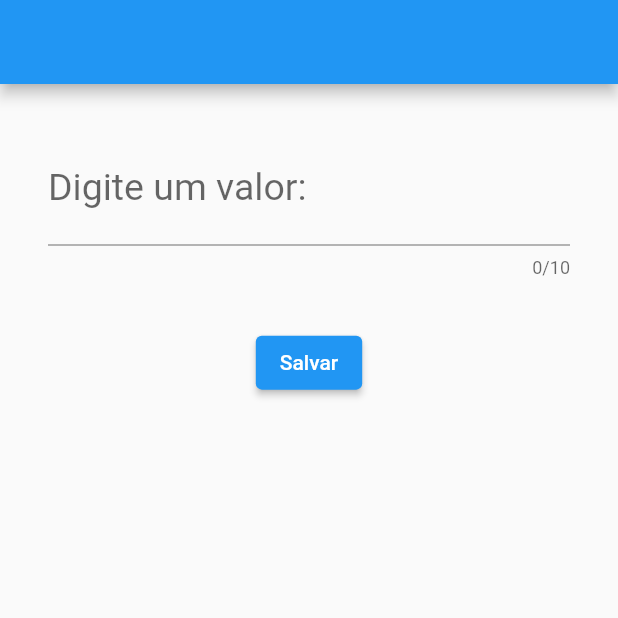
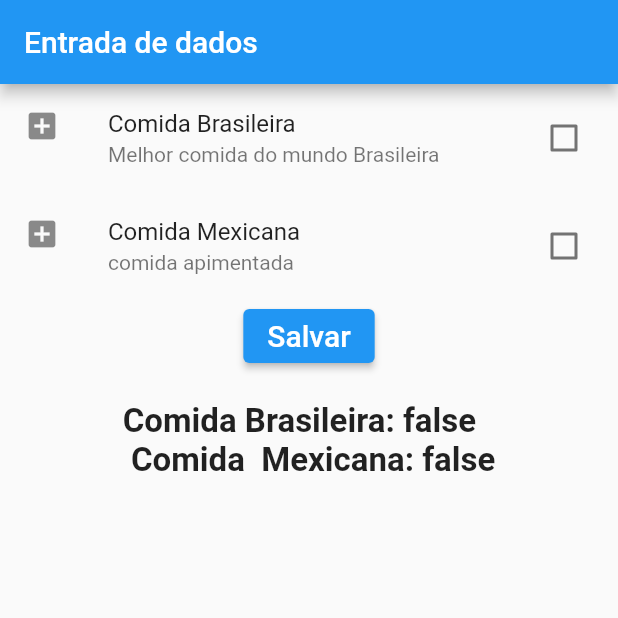
Before and after one commit to Rodrigodante11/Flutters_course, a Flutter app: the screen it shows after launch, on a phone screen of 412 x 824 dp, the top half of it. Run offline on Flutter 3.47's test engine with Material 2 defaults, Android fonts, the phone set to English and light mode, and no system bars.

Commit message:
checkox field

```diff
--- a/component_de_entratada_de_dados/entrada_dados/analysis_options.yaml
+++ b/component_de_entratada_de_dados/entrada_dados/analysis_options.yaml
@@ -24,6 +24,9 @@ linter:
   rules:
     # avoid_print: false  # Uncomment to disable the `avoid_print` rule
     # prefer_single_quotes: true  # Uncomment to enable the `prefer_single_quotes` rule
+    prefer_const_constructors: false
+    prefer_const_literals_to_create_immutables: false
+    prefer_const_constructors_in_immutables: false
 
 # Additional information about this file can be found at
 # https://dart.dev/guides/language/analysis-options
--- /dev/null
+++ b/component_de_entratada_de_dados/entrada_dados/lib/EntradaCheckBox.dart
@@ -0,0 +1,99 @@
+
+import 'package:flutter/material.dart';
+
+class EntradaCheckBox extends StatefulWidget {
+  const EntradaCheckBox({Key? key}) : super(key: key);
+
+
+
+  @override
+  State<EntradaCheckBox> createState() => _EntradaCheckBoxState();
+}
+
+class _EntradaCheckBoxState extends State<EntradaCheckBox> {
+  bool _comidaBrasileira = false;
+  bool _comidaItaliana = false;
+
+  @override
+  Widget build(BuildContext context) {
+    return Scaffold(
+      appBar: AppBar(
+        title: Text("Entrada de dados"),
+      ),
+      body: Container(
+        child:Column(
+          children: <Widget>[
+
+            CheckboxListTile(
+              title: Text("Comida Brasileira"),
+                subtitle: Text("Melhor comida do mundo Brasileira"),
+                activeColor: Colors.blue,
+                // selected: true,
+                value: _comidaBrasileira,
+                onChanged: (bool? valor){
+                  setState(() {
+                    _comidaBrasileira=valor!;
+                  });
+                },
+              secondary: Icon(Icons.add_box),
+            ),
+            CheckboxListTile(
+              title: Text("Comida Mexicana"),
+              subtitle: Text("comida apimentada"),
+              activeColor: Colors.blue,
+              // selected: true,
+              value: _comidaItaliana,
+              onChanged: (bool? valor){
+                setState(() {
+                  _comidaItaliana=valor!;
+                });
+              },
+              secondary: Icon(Icons.add_box),
+            ),
+            ElevatedButton(
+                onPressed: (){
+                  print("Comida Brasileira: " + _comidaBrasileira.toString() +
+                      "\n Comida  Mexicana: " + _comidaItaliana.toString());
+                },
+                child: Text(
+                    "Salvar",
+                  style: TextStyle(
+                    fontSize: 20,
+                  )
+                ),
+                style: ElevatedButton.styleFrom(
+                  primary: Colors.blue,
+                )
+            ),
+            Padding(
+              padding: EdgeInsets.only(top: 20),
+              child: Text(
+              "Comida Brasileira: " + _comidaBrasileira.toString() +
+                  "\n Comida  Mexicana: " + _comidaItaliana.toString(),
+              style: TextStyle(
+                fontSize: 22,
+                fontWeight: FontWeight.bold
+            ),
+          ),
+        )
+
+            // Text(
+            //     "Comida Brasileira",
+            //   style: TextStyle(
+            //     fontSize: 15,
+            //   ),
+            // ),
+            // Checkbox(
+            //     value: _estaSelecionado,
+            //     onChanged: (bool? valor){
+            //       setState(() {
+            //         _estaSelecionado= valor!;
+            //       });
+            //     },
+            // )
+          ],
+        )
+      )
+    );
+  }
+}
--- a/component_de_entratada_de_dados/entrada_dados/lib/main.dart
+++ b/component_de_entratada_de_dados/entrada_dados/lib/main.dart
@@ -1,11 +1,14 @@
 import 'package:flutter/material.dart';
 
 import 'CampoTexto.dart';
+import 'EntradaCheckBox.dart';
 
 void main(){
   runApp(
     MaterialApp(
-      home: CampoTexto(),
+      // home: CampoTexto(),
+      home: EntradaCheckBox(),
+      debugShowCheckedModeBanner: false,
     )
   );
 }
```
